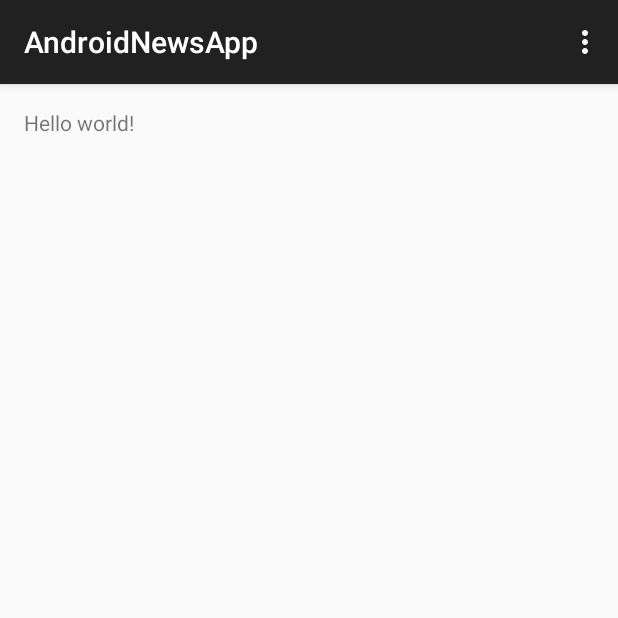
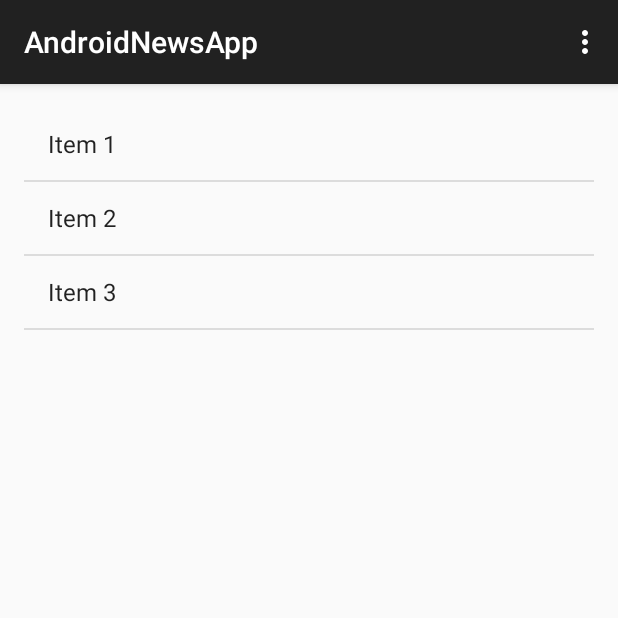
Before and after one commit to Toutjimbwa/Arbetsprov-AndroidNewsApp, an Android app: the screen it shows after launch (MainActivity), on a phone screen of 412 x 824 dp, the top half of it. Run offline under Robolectric (Android 15) with nearby library versions, the phone set to English and light mode, and no system bars.

Commit message:
ItemFragment class. It shows a list with dummy-items. Mainactivity reacts on clicking on the items.

```diff
--- /dev/null
+++ b/AndroidNewsApp/app/src/main/java/blomberg/tistou/androidnewsapp/ItemFragment.java
@@ -0,0 +1,150 @@
+package blomberg.tistou.androidnewsapp;
+
+import android.app.Activity;
+import android.os.Bundle;
+import android.app.Fragment;
+import android.view.LayoutInflater;
+import android.view.View;
+import android.view.ViewGroup;
+import android.widget.AbsListView;
+import android.widget.AdapterView;
+import android.widget.ArrayAdapter;
+import android.widget.ListAdapter;
+import android.widget.TextView;
+
+import blomberg.tistou.androidnewsapp.dummy.DummyContent;
+
+/**
+ * A fragment representing a list of Items.
+ * <p>
+ * Large screen devices (such as tablets) are supported by replacing the ListView
+ * with a GridView.
+ * <p>
+ * Activities containing this fragment MUST implement the {@link OnFragmentInteractionListener}
+ * interface.
+ */
+public class ItemFragment extends Fragment implements AbsListView.OnItemClickListener {
+
+    // TODO: Rename parameter arguments, choose names that match
+    // the fragment initialization parameters, e.g. ARG_ITEM_NUMBER
+    private static final String ARG_PARAM1 = "param1";
+    private static final String ARG_PARAM2 = "param2";
+
+    // TODO: Rename and change types of parameters
+    private String mParam1;
+    private String mParam2;
+
+    private OnFragmentInteractionListener mListener;
+
+    /**
+     * The fragment's ListView/GridView.
+     */
+    private AbsListView mListView;
+
+    /**
+     * The Adapter which will be used to populate the ListView/GridView with
+     * Views.
+     */
+    private ListAdapter mAdapter;
+
+    // TODO: Rename and change types of parameters
+    public static ItemFragment newInstance(String param1, String param2) {
+        ItemFragment fragment = new ItemFragment();
+        Bundle args = new Bundle();
+        args.putString(ARG_PARAM1, param1);
+        args.putString(ARG_PARAM2, param2);
+        fragment.setArguments(args);
+        return fragment;
+    }
+
+    /**
+     * Mandatory empty constructor for the fragment manager to instantiate the
+     * fragment (e.g. upon screen orientation changes).
+     */
+    public ItemFragment() {
+    }
+
+    @Override
+    public void onCreate(Bundle savedInstanceState) {
+        super.onCreate(savedInstanceState);
+
+        if (getArguments() != null) {
+            mParam1 = getArguments().getString(ARG_PARAM1);
+            mParam2 = getArguments().getString(ARG_PARAM2);
+        }
+
+        // TODO: Change Adapter to display your content
+        mAdapter = new ArrayAdapter<DummyContent.DummyItem>(getActivity(),
+                android.R.layout.simple_list_item_1, android.R.id.text1, DummyContent.ITEMS);
+    }
+
+    @Override
+    public View onCreateView(LayoutInflater inflater, ViewGroup container,
+                             Bundle savedInstanceState) {
+        View view = inflater.inflate(R.layout.fragment_item, container, false);
+
+        // Set the adapter
+        mListView = (AbsListView) view.findViewById(android.R.id.list);
+        ((AdapterView<ListAdapter>) mListView).setAdapter(mAdapter);
+
+        // Set OnItemClickListener so we can be notified on item clicks
+        mListView.setOnItemClickListener(this);
+
+        return view;
+    }
+
+    @Override
+    public void onAttach(Activity activity) {
+        super.onAttach(activity);
+        try {
+            mListener = (OnFragmentInteractionListener) activity;
+        } catch (ClassCastException e) {
+            throw new ClassCastException(activity.toString()
+                    + " must implement OnFragmentInteractionListener");
+        }
+    }
+
+    @Override
+    public void onDetach() {
+        super.onDetach();
+        mListener = null;
+    }
+
+    @Override
+    public void onItemClick(AdapterView<?> parent, View view, int position, long id) {
+        if (null != mListener) {
+            // Notify the active callbacks interface (the activity, if the
+            // fragment is attached to one) that an item has been selected.
+            mListener.onFragmentInteraction(DummyContent.ITEMS.get(position).id);
+        }
+    }
+
+    /**
+     * The default content for this Fragment has a TextView that is shown when
+     * the list is empty. If you would like to change the text, call this method
+     * to supply the text it should use.
+     */
+    public void setEmptyText(CharSequence emptyText) {
+        View emptyView = mListView.getEmptyView();
+
+        if (emptyView instanceof TextView) {
+            ((TextView) emptyView).setText(emptyText);
+        }
+    }
+
+    /**
+     * This interface must be implemented by activities that contain this
+     * fragment to allow an interaction in this fragment to be communicated
+     * to the activity and potentially other fragments contained in that
+     * activity.
+     * <p>
+     * See the Android Training lesson <a href=
+     * "http://developer.android.com/training/basics/fragments/communicating.html"
+     * >Communicating with Other Fragments</a> for more information.
+     */
+    public interface OnFragmentInteractionListener {
+        // TODO: Update argument type and name
+        public void onFragmentInteraction(String id);
+    }
+
+}
--- a/AndroidNewsApp/app/src/main/java/blomberg/tistou/androidnewsapp/MainActivity.java
+++ b/AndroidNewsApp/app/src/main/java/blomberg/tistou/androidnewsapp/MainActivity.java
@@ -1,16 +1,33 @@
 package blomberg.tistou.androidnewsapp;
 
+import android.app.FragmentManager;
+import android.app.FragmentTransaction;
 import android.support.v7.app.AppCompatActivity;
 import android.os.Bundle;
+import android.util.Log;
 import android.view.Menu;
 import android.view.MenuItem;
 
-public class MainActivity extends AppCompatActivity {
+public class MainActivity extends AppCompatActivity implements ItemFragment.OnFragmentInteractionListener{
+
+    private static final String DEBUG_NEWS_TAG = "debugNews";
 
     @Override
     protected void onCreate(Bundle savedInstanceState) {
         super.onCreate(savedInstanceState);
         setContentView(R.layout.activity_main);
+
+        createItemFragment();
+    }
+
+    private void createItemFragment() {
+        FragmentManager fragmentManager = getFragmentManager();
+        FragmentTransaction transaction = fragmentManager.beginTransaction();
+        ItemFragment itemFragment = new ItemFragment();
+        transaction.add(R.id.ACTIVITY_MAIN_RELATIVE_LAYOUT, itemFragment);
+        transaction.addToBackStack(null);
+        transaction.setTransition(FragmentTransaction.TRANSIT_FRAGMENT_OPEN);
+        transaction.commit();
     }
 
     @Override
@@ -34,4 +51,9 @@ public class MainActivity extends AppCompatActivity {
 
         return super.onOptionsItemSelected(item);
     }
+
+    @Override
+    public void onFragmentInteraction(String id) {
+        Log.e(DEBUG_NEWS_TAG, "onFragmentInteraction id:" + id);
+    }
 }
--- /dev/null
+++ b/AndroidNewsApp/app/src/main/java/blomberg/tistou/androidnewsapp/dummy/DummyContent.java
@@ -0,0 +1,55 @@
+package blomberg.tistou.androidnewsapp.dummy;
+
+import java.util.ArrayList;
+import java.util.HashMap;
+import java.util.List;
+import java.util.Map;
+
+/**
+ * Helper class for providing sample content for user interfaces created by
+ * Android template wizards.
+ * <p>
+ * TODO: Replace all uses of this class before publishing your app.
+ */
+public class DummyContent {
+
+    /**
+     * An array of sample (dummy) items.
+     */
+    public static List<DummyItem> ITEMS = new ArrayList<DummyItem>();
+
+    /**
+     * A map of sample (dummy) items, by ID.
+     */
+    public static Map<String, DummyItem> ITEM_MAP = new HashMap<String, DummyItem>();
+
+    static {
+        // Add 3 sample items.
+        addItem(new DummyItem("1", "Item 1"));
+        addItem(new DummyItem("2", "Item 2"));
+        addItem(new DummyItem("3", "Item 3"));
+    }
+
+    private static void addItem(DummyItem item) {
+        ITEMS.add(item);
+        ITEM_MAP.put(item.id, item);
+    }
+
+    /**
+     * A dummy item representing a piece of content.
+     */
+    public static class DummyItem {
+        public String id;
+        public String content;
+
+        public DummyItem(String id, String content) {
+            this.id = id;
+            this.content = content;
+        }
+
+        @Override
+        public String toString() {
+            return content;
+        }
+    }
+}
--- a/AndroidNewsApp/app/src/main/res/layout/activity_main.xml
+++ b/AndroidNewsApp/app/src/main/res/layout/activity_main.xml
@@ -1,11 +1,15 @@
-<RelativeLayout xmlns:android="http://schemas.android.com/apk/res/android"
-    xmlns:tools="http://schemas.android.com/tools" android:layout_width="match_parent"
-    android:layout_height="match_parent" android:paddingLeft="@dimen/activity_horizontal_margin"
+<RelativeLayout
+    xmlns:android="http://schemas.android.com/apk/res/android"
+    xmlns:tools="http://schemas.android.com/tools"
+    android:layout_width="match_parent"
+    android:layout_height="match_parent"
+    android:paddingLeft="@dimen/activity_horizontal_margin"
     android:paddingRight="@dimen/activity_horizontal_margin"
     android:paddingTop="@dimen/activity_vertical_margin"
-    android:paddingBottom="@dimen/activity_vertical_margin" tools:context=".MainActivity">
+    android:paddingBottom="@dimen/activity_vertical_margin"
+    tools:context=".MainActivity"
+    android:id="@+id/ACTIVITY_MAIN_RELATIVE_LAYOUT">
 
-    <TextView android:text="@string/hello_world" android:layout_width="wrap_content"
-        android:layout_height="wrap_content" />
+
 
 </RelativeLayout>
```
Also changed, not shown: AndroidNewsApp/app/src/main/res/layout/fragment_item_grid.xml (added, +13 -0 lines), AndroidNewsApp/app/src/main/res/layout/fragment_item_list.xml (added, +13 -0 lines), AndroidNewsApp/app/src/main/res/values-large/refs.xml (added, +12 -0 lines), AndroidNewsApp/app/src/main/res/values-sw600dp/refs.xml (added, +12 -0 lines), AndroidNewsApp/app/src/main/res/values/refs.xml (added, +12 -0 lines).
